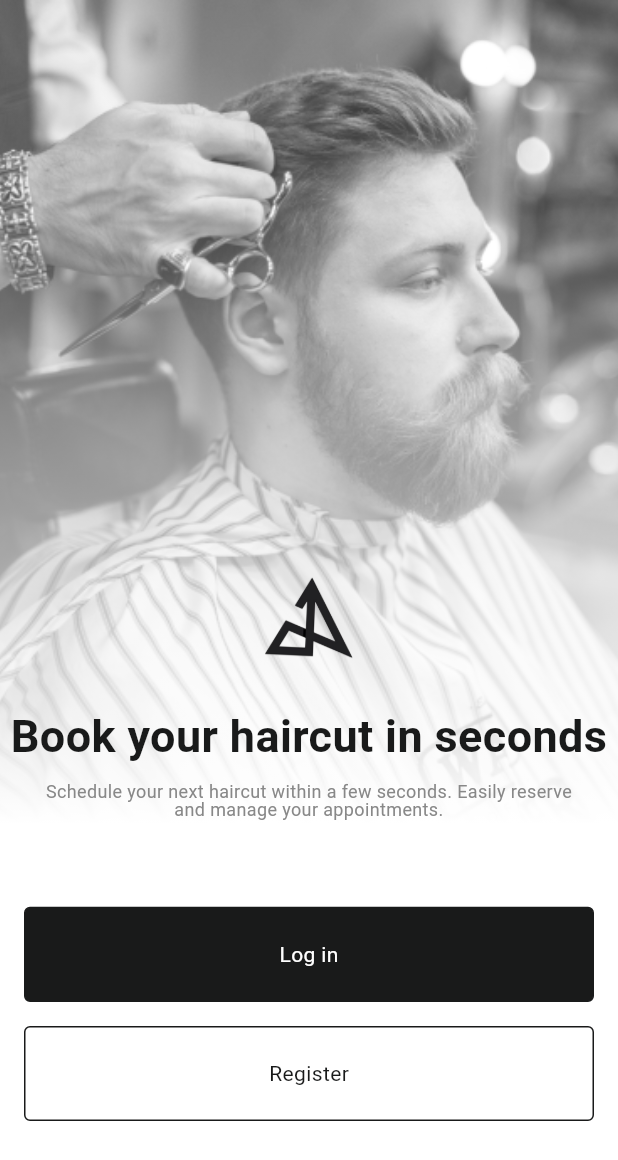
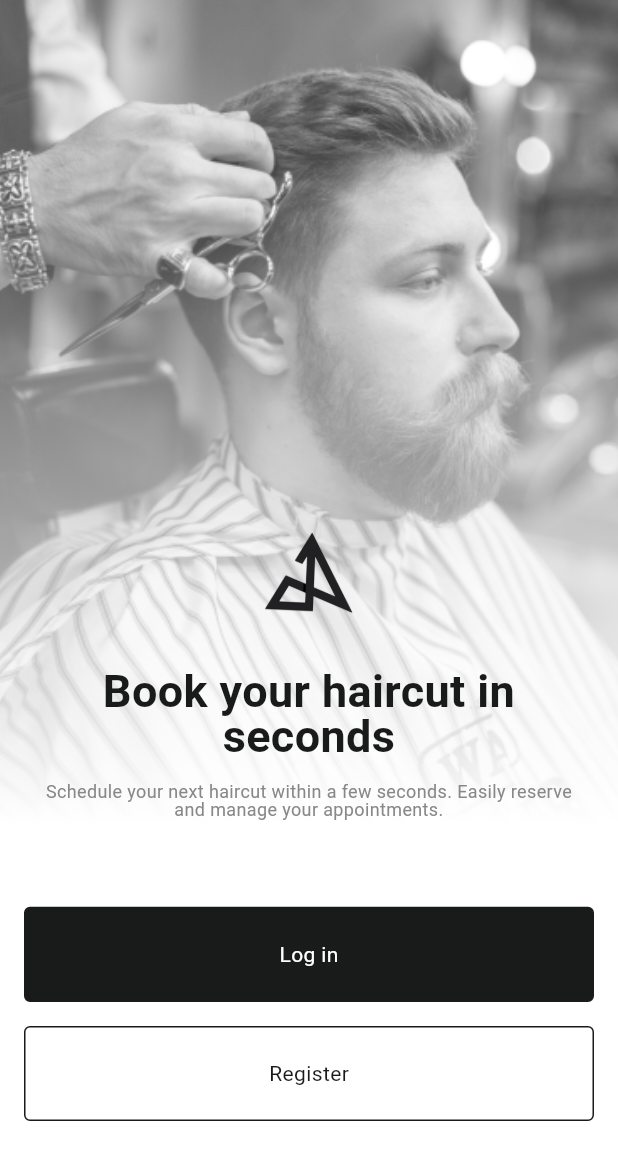
Before and after one commit to omarabukaraki/cut-spot, a Flutter app: the screen it shows after launch, on a phone screen of 412 x 824 dp. Shown: the top 1160 px of the screen. Run offline on Flutter 3.47's test engine with Material 3 defaults, Android fonts, the phone set to English and light mode, and no system bars; our stand-ins replace bloc, cloud_firestore, easy_stepper, firebase_auth, firebase_core, firebase_storage and 3 more; missing offline and left inert: blurry_modal_progress_hud; accounts and stored records are empty.

Commit message:
finish login register page

```diff
--- a/lib/features/auth/presentation/cubits/login_cubit/login_cubit.dart
+++ b/lib/features/auth/presentation/cubits/login_cubit/login_cubit.dart
@@ -10,8 +10,8 @@ class LoginCubit extends Cubit<LoginState> {
       {required String emailAddress, required String password}) async {
     emit(LoginLodging());
     try {
-      await FirebaseAuth.instance
-          .signInWithEmailAndPassword(email: emailAddress, password: password);
+      await FirebaseAuth.instance.signInWithEmailAndPassword(
+          email: emailAddress.trim(), password: password.trim());
       emit(LoginSuccess());
     } on FirebaseAuthException catch (e) {
       if (e.code == 'user-not-found') {
--- a/lib/features/auth/presentation/cubits/register_cubit/register_cubit.dart
+++ b/lib/features/auth/presentation/cubits/register_cubit/register_cubit.dart
@@ -21,9 +21,9 @@ class RegisterCubit extends Cubit<RegisterState> {
       emit(RegisterSuccess());
       await users.doc(FirebaseAuth.instance.currentUser!.uid).set({
         'id': FirebaseAuth.instance.currentUser!.uid,
-        'name': name,
-        'email': email,
-        'phoneNumber': phoneNumber,
+        'name': name.trim(),
+        'email': email.trim(),
+        'phoneNumber': phoneNumber.trim(),
         'image': image
       });
     } on FirebaseAuthException catch (e) {
--- a/lib/features/auth/presentation/views/widget/login_register_widget/body_lr_page.dart
+++ b/lib/features/auth/presentation/views/widget/login_register_widget/body_lr_page.dart
@@ -20,7 +20,9 @@ class BodyLRPage extends StatelessWidget {
         SizedBox(
           height: MediaQuery.of(context).size.height / 24,
         ),
-        const Text(
+        const Padding(
+          padding: EdgeInsets.symmetric(horizontal: 16),
+          child: Text(
             'Book your haircut in seconds',
             textAlign: TextAlign.center,
             style: TextStyle(
@@ -28,6 +30,7 @@ class BodyLRPage extends StatelessWidget {
                 fontWeight: FontWeight.bold,
                 height: 1,
                 fontSize: 30),
+          ),
         ),
         const Padding(
           padding: EdgeInsets.symmetric(horizontal: 20, vertical: 16),
--- a/lib/main.dart
+++ b/lib/main.dart
@@ -3,6 +3,8 @@ import 'package:cut_spot/features/auth/presentation/cubits/add_image/add_image_c
 import 'package:cut_spot/features/auth/presentation/cubits/login_cubit/login_cubit.dart';
 import 'package:cut_spot/features/auth/presentation/cubits/register_cubit/register_cubit.dart';
 import 'package:cut_spot/features/auth/presentation/views/login_register_page.dart';
+import 'package:cut_spot/features/home/Home_page.dart';
+import 'package:firebase_auth/firebase_auth.dart';
 
 import 'package:firebase_core/firebase_core.dart';
 import 'package:flutter/material.dart';
@@ -42,7 +44,9 @@ class MyApp extends StatelessWidget {
             colorScheme: ColorScheme.fromSeed(seedColor: AppColor.kPrimary),
             useMaterial3: true,
           ),
-          home: const LoginRegisterPage(),
-        ));
+          home: FirebaseAuth.instance.currentUser != null
+              ? const HomePage()
+              : const LoginRegisterPage()),
+    );
   }
 }
```
Lines whose indentation alone changed are shown as unchanged.
